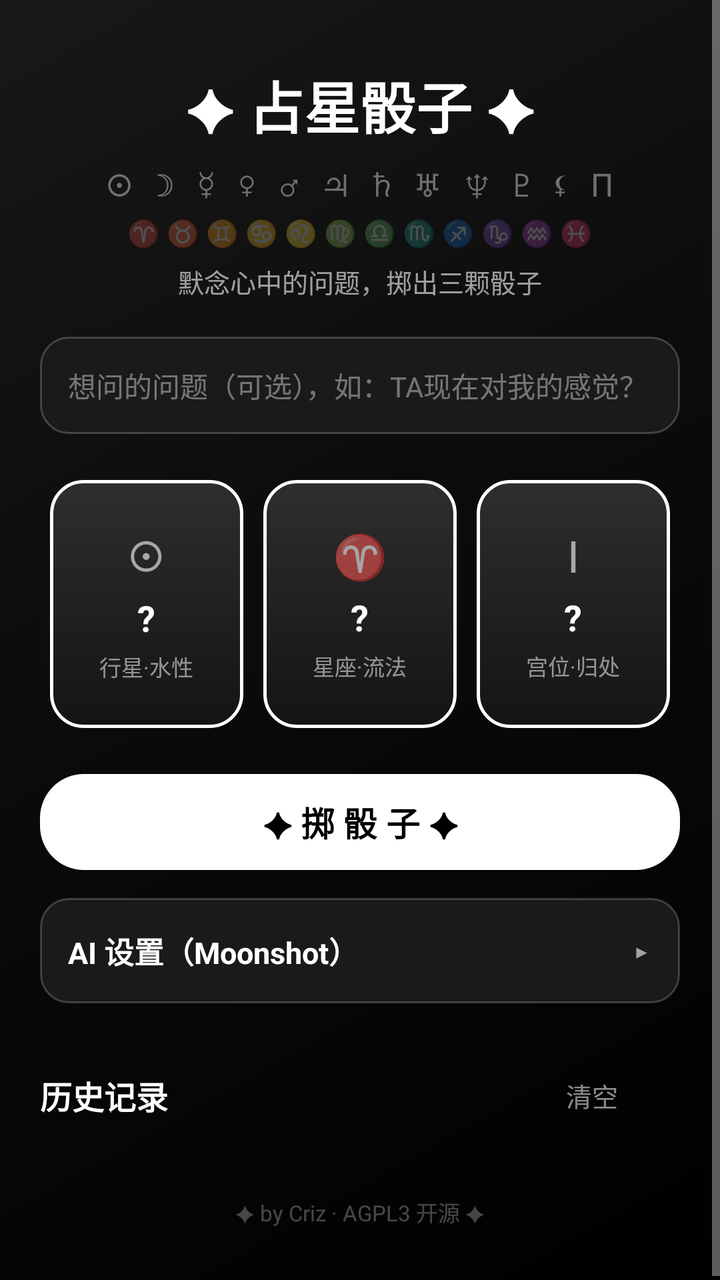
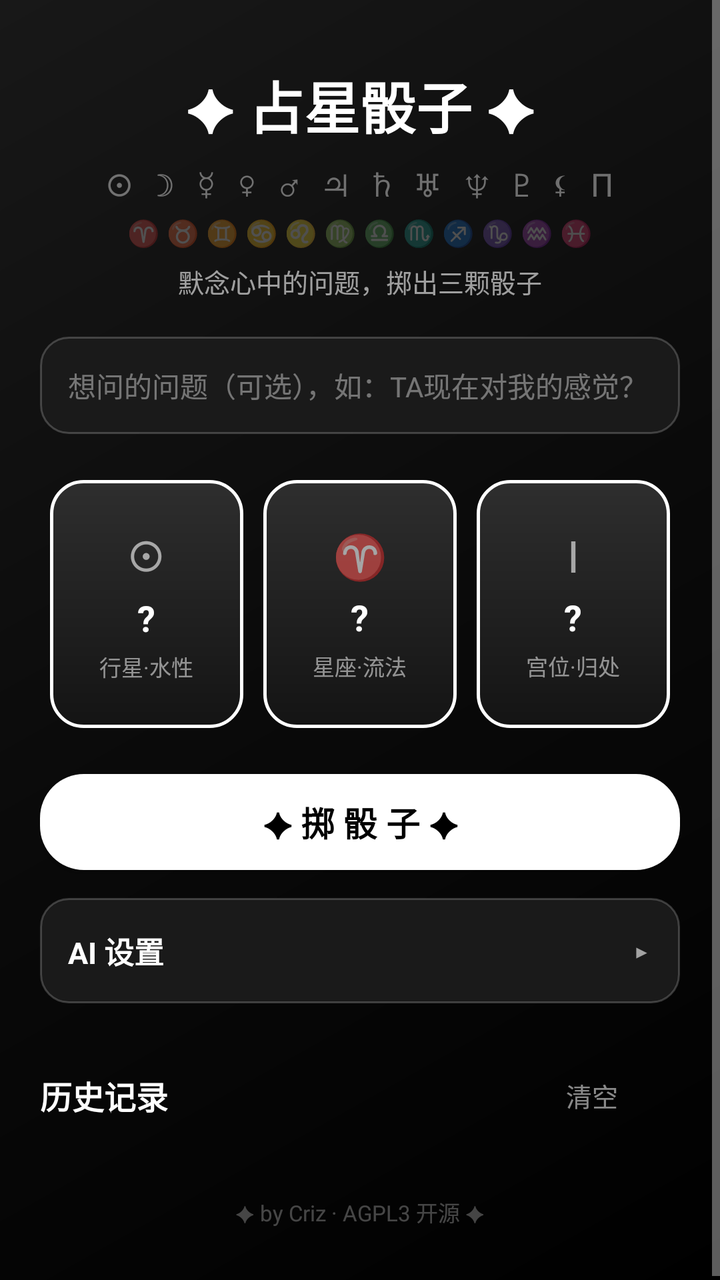

An Android layout rendered at two revisions. The XML below is the earlier revision; the diff shows what the commit changed to produce the second picture.
<!-- AndroidManifest.xml: application theme AppTheme -->
<!-- res/layout/activity_main.xml -->
<?xml version="1.0" encoding="utf-8"?>
<ScrollView xmlns:android="http://schemas.android.com/apk/res/android"
    android:id="@+id/main_scroll"
    android:layout_width="match_parent"
    android:layout_height="match_parent"
    android:fillViewport="true">

    <LinearLayout
        android:layout_width="match_parent"
        android:layout_height="wrap_content"
        android:orientation="vertical"
        android:padding="20dp">

        <TextView
            android:layout_width="wrap_content"
            android:layout_height="wrap_content"
            android:layout_gravity="center_horizontal"
            android:layout_marginTop="12dp"
            android:text="✦ 占星骰子 ✦"
            android:textColor="#FFFFFF"
            android:textSize="28sp"
            android:textStyle="bold" />

        <TextView
            android:layout_width="wrap_content"
            android:layout_height="wrap_content"
            android:layout_gravity="center_horizontal"
            android:layout_marginTop="8dp"
            android:text="☉   ☽   ☿   ♀   ♂   ♃   ♄   ♅   ♆   ♇   ⚸   Π"
            android:textColor="#66FFFFFF"
            android:textSize="16sp" />

        <TextView
            android:layout_width="wrap_content"
            android:layout_height="wrap_content"
            android:layout_gravity="center_horizontal"
            android:layout_marginTop="4dp"
            android:text="♈ ♉ ♊ ♋ ♌ ♍ ♎ ♏ ♐ ♑ ♒ ♓"
            android:textColor="#44FFFFFF"
            android:textSize="13sp" />

        <TextView
            android:layout_width="wrap_content"
            android:layout_height="wrap_content"
            android:layout_gravity="center_horizontal"
            android:layout_marginTop="6dp"
            android:text="默念心中的问题，掷出三颗骰子"
            android:textColor="#99FFFFFF"
            android:textSize="13sp" />

        <EditText
            android:id="@+id/et_question"
            android:layout_width="match_parent"
            android:layout_height="wrap_content"
            android:layout_marginTop="18dp"
            android:background="@drawable/card_bg"
            android:hint="想问的问题（可选），如：TA现在对我的感觉？"
            android:padding="14dp"
            android:textColor="#FFFFFF"
            android:textColorHint="#66FFFFFF"
            android:textSize="14sp" />

        <LinearLayout
            android:layout_width="match_parent"
            android:layout_height="wrap_content"
            android:layout_marginTop="18dp"
            android:orientation="horizontal">

            <LinearLayout
                android:layout_width="0dp"
                android:layout_height="124dp"
                android:layout_margin="5dp"
                android:layout_weight="1"
                android:background="@drawable/dice_bg"
                android:gravity="center"
                android:orientation="vertical">

                <TextView
                    android:id="@+id/dice_planet_glyph"
                    android:layout_width="wrap_content"
                    android:layout_height="wrap_content"
                    android:text="☉"
                    android:textColor="#99FFFFFF"
                    android:textSize="22sp" />

                <TextView
                    android:id="@+id/dice_planet"
                    android:layout_width="wrap_content"
                    android:layout_height="wrap_content"
                    android:layout_marginTop="4dp"
                    android:text="?"
                    android:textColor="#FFFFFF"
                    android:textSize="18sp"
                    android:textStyle="bold" />

                <TextView
                    android:layout_width="wrap_content"
                    android:layout_height="wrap_content"
                    android:layout_marginTop="4dp"
                    android:text="行星·水性"
                    android:textColor="#88FFFFFF"
                    android:textSize="11sp" />
            </LinearLayout>

            <LinearLayout
                android:layout_width="0dp"
                android:layout_height="124dp"
                android:layout_margin="5dp"
                android:layout_weight="1"
                android:background="@drawable/dice_bg"
                android:gravity="center"
                android:orientation="vertical">

                <TextView
                    android:id="@+id/dice_sign_glyph"
                    android:layout_width="wrap_content"
                    android:layout_height="wrap_content"
                    android:text="♈"
                    android:textColor="#99FFFFFF"
                    android:textSize="22sp" />

                <TextView
                    android:id="@+id/dice_sign"
                    android:layout_width="wrap_content"
                    android:layout_height="wrap_content"
                    android:layout_marginTop="4dp"
                    android:text="?"
                    android:textColor="#FFFFFF"
                    android:textSize="18sp"
                    android:textStyle="bold" />

                <TextView
                    android:layout_width="wrap_content"
                    android:layout_height="wrap_content"
                    android:layout_marginTop="4dp"
                    android:text="星座·流法"
                    android:textColor="#88FFFFFF"
                    android:textSize="11sp" />
            </LinearLayout>

            <LinearLayout
                android:layout_width="0dp"
                android:layout_height="124dp"
                android:layout_margin="5dp"
                android:layout_weight="1"
                android:background="@drawable/dice_bg"
                android:gravity="center"
                android:orientation="vertical">

                <TextView
                    android:id="@+id/dice_house_glyph"
                    android:layout_width="wrap_content"
                    android:layout_height="wrap_content"
                    android:text="Ⅰ"
                    android:textColor="#99FFFFFF"
                    android:textSize="22sp" />

                <TextView
                    android:id="@+id/dice_house"
                    android:layout_width="wrap_content"
                    android:layout_height="wrap_content"
                    android:layout_marginTop="4dp"
                    android:text="?"
                    android:textColor="#FFFFFF"
                    android:textSize="18sp"
                    android:textStyle="bold" />

                <TextView
                    android:layout_width="wrap_content"
                    android:layout_height="wrap_content"
                    android:layout_marginTop="4dp"
                    android:text="宫位·归处"
                    android:textColor="#88FFFFFF"
                    android:textSize="11sp" />
            </LinearLayout>
        </LinearLayout>

        <Button
            android:id="@+id/btn_roll"
            android:layout_width="match_parent"
            android:layout_height="wrap_content"
            android:layout_marginTop="18dp"
            android:background="@drawable/btn_bg"
            android:text="✦ 掷 骰 子 ✦"
            android:textColor="#000000"
            android:textSize="17sp"
            android:textStyle="bold" />

        <LinearLayout
            android:id="@+id/result_card"
            android:layout_width="match_parent"
            android:layout_height="wrap_content"
            android:layout_marginTop="18dp"
            android:background="@drawable/card_bg"
            android:orientation="vertical"
            android:padding="16dp"
            android:visibility="gone">

            <TextView
                android:id="@+id/tv_result_title"
                android:layout_width="match_parent"
                android:layout_height="wrap_content"
                android:textColor="#FFFFFF"
                android:textSize="18sp"
                android:textStyle="bold" />

            <TextView
                android:id="@+id/tv_result_body"
                android:layout_width="match_parent"
                android:layout_height="wrap_content"
                android:layout_marginTop="10dp"
                android:lineSpacingExtra="4dp"
                android:textColor="#E8E8E8"
                android:textSize="14sp" />
        </LinearLayout>

        <LinearLayout
            android:layout_width="match_parent"
            android:layout_height="wrap_content"
            android:layout_marginTop="14dp"
            android:background="@drawable/card_bg"
            android:orientation="vertical"
            android:padding="14dp">

            <LinearLayout
                android:id="@+id/ai_settings_header"
                android:layout_width="match_parent"
                android:layout_height="wrap_content"
                android:background="@android:color/transparent"
                android:gravity="center_vertical"
                android:orientation="horizontal">

                <TextView
                    android:layout_width="0dp"
                    android:layout_height="wrap_content"
                    android:layout_weight="1"
                    android:text="AI 设置（Moonshot）"
                    android:textColor="#FFFFFF"
                    android:textSize="15sp"
                    android:textStyle="bold" />

                <TextView
                    android:id="@+id/ai_settings_arrow"
                    android:layout_width="wrap_content"
                    android:layout_height="wrap_content"
                    android:paddingStart="10dp"
                    android:paddingEnd="2dp"
                    android:text="▸"
                    android:textColor="#99FFFFFF"
                    android:textSize="18sp" />
            </LinearLayout>

            <LinearLayout
                android:id="@+id/ai_settings_body"
                android:layout_width="match_parent"
                android:layout_height="wrap_content"
                android:orientation="vertical"
                android:visibility="gone">

            <EditText
                android:id="@+id/et_api_base"
                android:layout_width="match_parent"
                android:layout_height="wrap_content"
                android:layout_marginTop="10dp"
                android:background="@drawable/card_bg"
                android:hint="API 地址，默认 https://api.moonshot.cn/v1"
                android:padding="10dp"
                android:textColor="#FFFFFF"
                android:textColorHint="#66FFFFFF"
                android:textSize="13sp" />

            <EditText
                android:id="@+id/et_api_key"
                android:layout_width="match_parent"
                android:layout_height="wrap_content"
                android:layout_marginTop="8dp"
                android:background="@drawable/card_bg"
                android:hint="API Key（sk-...）"
                android:padding="10dp"
                android:textColor="#FFFFFF"
                android:textColorHint="#66FFFFFF"
                android:textSize="13sp" />

            <EditText
                android:id="@+id/et_api_model"
                android:layout_width="match_parent"
                android:layout_height="wrap_content"
                android:layout_marginTop="8dp"
                android:background="@drawable/card_bg"
                android:hint="模型，默认 kimi-k2.6"
                android:padding="10dp"
                android:textColor="#FFFFFF"
                android:textColorHint="#66FFFFFF"
                android:textSize="13sp" />

            <LinearLayout
                android:layout_width="match_parent"
                android:layout_height="wrap_content"
                android:layout_marginTop="10dp"
                android:orientation="horizontal">

                <Button
                    android:id="@+id/btn_save_api"
                    android:layout_width="0dp"
                    android:layout_height="wrap_content"
                    android:layout_marginEnd="6dp"
                    android:layout_weight="1"
                    android:background="@drawable/btn_bg"
                    android:text="保存设置"
                    android:textColor="#000000"
                    android:textSize="13sp" />

                <Button
                    android:id="@+id/btn_test_api"
                    android:layout_width="0dp"
                    android:layout_height="wrap_content"
                    android:layout_marginStart="6dp"
                    android:layout_weight="1"
                    android:background="@drawable/btn_bg_outline"
                    android:text="测试 API"
                    android:textColor="#FFFFFF"
                    android:textSize="13sp" />
            </LinearLayout>

            <TextView
                android:id="@+id/tv_api_status"
                android:layout_width="match_parent"
                android:layout_height="wrap_content"
                android:layout_marginTop="8dp"
                android:textColor="#99FFFFFF"
                android:textSize="12sp" />
            </LinearLayout>
        </LinearLayout>

        <LinearLayout
            android:layout_width="match_parent"
            android:layout_height="wrap_content"
            android:layout_marginTop="22dp"
            android:gravity="center_vertical"
            android:orientation="horizontal">

            <TextView
                android:layout_width="0dp"
                android:layout_height="wrap_content"
                android:layout_weight="1"
                android:text="历史记录"
                android:textColor="#FFFFFF"
                android:textSize="16sp"
                android:textStyle="bold" />

            <Button
                android:id="@+id/btn_clear_history"
                android:layout_width="wrap_content"
                android:layout_height="wrap_content"
                android:background="@android:color/transparent"
                android:text="清空"
                android:textColor="#88FFFFFF"
                android:textSize="13sp" />
        </LinearLayout>

        <LinearLayout
            android:id="@+id/history_list"
            android:layout_width="match_parent"
            android:layout_height="wrap_content"
            android:layout_marginTop="8dp"
            android:orientation="vertical" />

        <TextView
            android:layout_width="wrap_content"
            android:layout_height="wrap_content"
            android:layout_gravity="center_horizontal"
            android:layout_marginTop="18dp"
            android:layout_marginBottom="8dp"
            android:text="✦ by Criz · AGPL3 开源 ✦"
            android:textColor="#44FFFFFF"
            android:textSize="11sp" />
    </LinearLayout>
</ScrollView>
<!-- resources referenced by this layout -->
<resources>
  <!-- drawable btn_bg (drawable) -->
  <?xml version="1.0" encoding="utf-8"?>
  <shape xmlns:android="http://schemas.android.com/apk/res/android"
      android:shape="rectangle">
      <solid android:color="#FFFFFF" />
      <corners android:radius="22dp" />
  </shape>
  <!-- drawable btn_bg_outline (drawable) -->
  <?xml version="1.0" encoding="utf-8"?>
  <shape xmlns:android="http://schemas.android.com/apk/res/android"
      android:shape="rectangle">
      <solid android:color="#00000000" />
      <stroke
          android:width="1dp"
          android:color="#FFFFFF" />
      <corners android:radius="22dp" />
  </shape>
  <!-- drawable card_bg (drawable) -->
  <?xml version="1.0" encoding="utf-8"?>
  <shape xmlns:android="http://schemas.android.com/apk/res/android"
      android:shape="rectangle">
      <solid android:color="#1A1A1A" />
      <stroke
          android:width="1dp"
          android:color="#33FFFFFF" />
      <corners android:radius="14dp" />
  </shape>
  <!-- drawable dice_bg (drawable) -->
  <?xml version="1.0" encoding="utf-8"?>
  <shape xmlns:android="http://schemas.android.com/apk/res/android"
      android:shape="rectangle">
      <gradient
          android:angle="270"
          android:startColor="#2E2E2E"
          android:endColor="#141414"
          android:type="linear" />
      <stroke
          android:width="1.5dp"
          android:color="#FFFFFF" />
      <corners android:radius="16dp" />
  </shape>
  <style name="AppTheme" parent="android:Theme.Material.NoActionBar">
          <item name="android:windowBackground">@drawable/bg_gradient</item>
          <item name="android:statusBarColor">#000000</item>
          <item name="android:navigationBarColor">#000000</item>
          <item name="android:colorAccent">#FFFFFF</item>
      </style>
  <!-- drawable bg_gradient (drawable) -->
  <?xml version="1.0" encoding="utf-8"?>
  <shape xmlns:android="http://schemas.android.com/apk/res/android"
      android:shape="rectangle">
      <gradient
          android:angle="135"
          android:startColor="#000000"
          android:centerColor="#0A0A0A"
          android:endColor="#181818"
          android:type="linear" />
  </shape>
</resources>

<!-- the commit's change to res/layout/activity_main.xml (unified diff, before → after) -->
@@ -234,7 +234,7 @@
                     android:layout_width="0dp"
                     android:layout_height="wrap_content"
                     android:layout_weight="1"
-                    android:text="AI 设置（Moonshot）"
+                    android:text="AI 设置"
                     android:textColor="#FFFFFF"
                     android:textSize="15sp"
                     android:textStyle="bold" />
